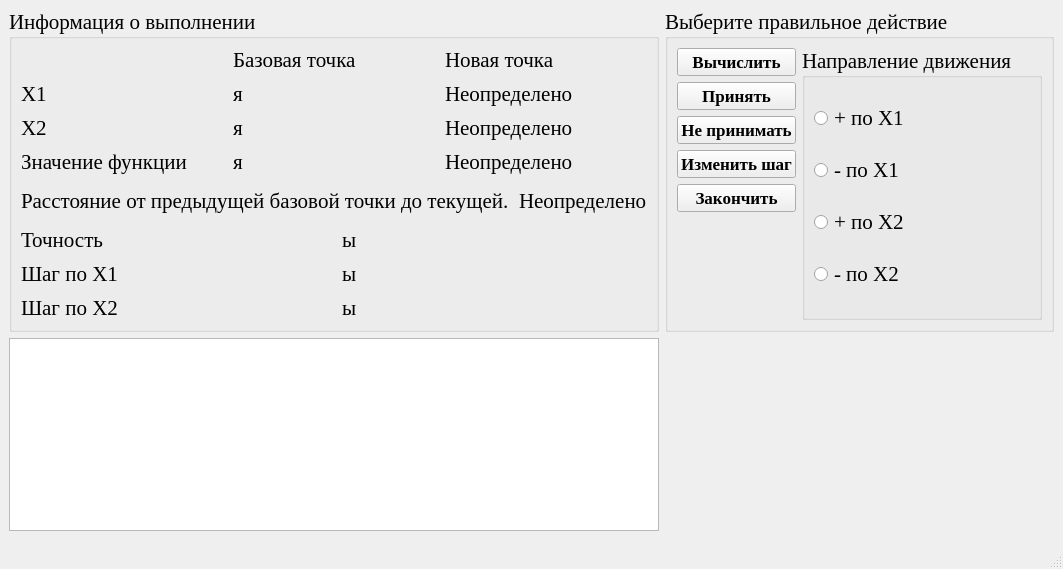
This is optimizationmethods/ui/CWdescent_fixwindow.ui in Eliminationzx/optimizationmethods as Qt 5 draws it before an edit. The edited form follows.
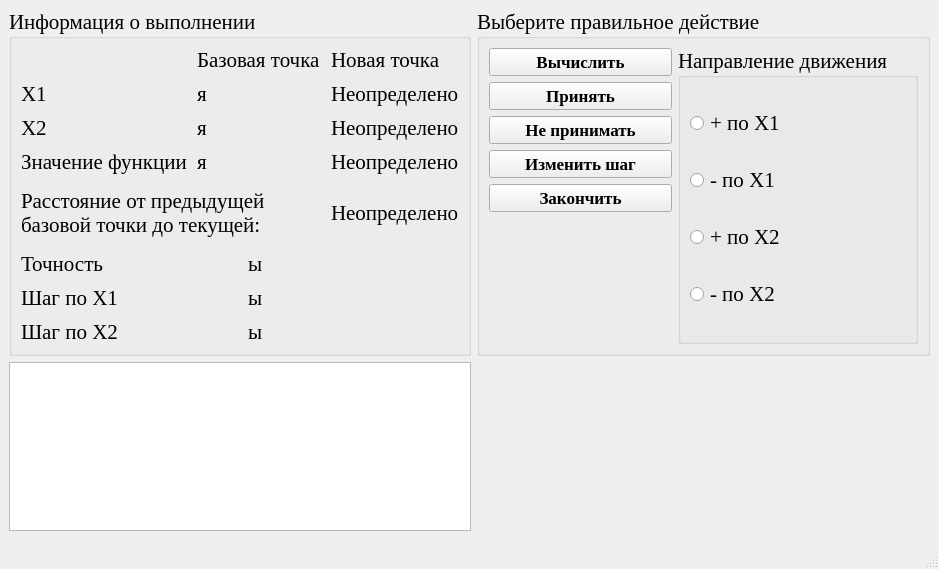
This is the edited form.

Commit message: Заменил лист на текст браузер для вывода логов.

What changed in the file:
```diff
--- a/optimizationmethods/ui/CWdescent_fixwindow.ui
+++ b/optimizationmethods/ui/CWdescent_fixwindow.ui
@@ -20,7 +20,7 @@
    <string>Покоординатный спуск с фиксированным шагом.</string>
   </property>
   <widget class="QWidget" name="centralwidget">
-   <layout class="QGridLayout" name="gridLayout_2" rowstretch="0,1" columnstretch="1,1">
+   <layout class="QGridLayout" name="gridLayout_2" columnstretch="1,1">
     <item row="0" column="0">
      <widget class="QGroupBox" name="groupBox_2">
       <property name="title">
@@ -148,14 +148,17 @@
         </layout>
        </item>
        <item>
-        <layout class="QHBoxLayout" name="horizontalLayout">
+        <layout class="QHBoxLayout" name="horizontalLayout" stretch="1,0">
          <property name="spacing">
           <number>10</number>
          </property>
          <item>
           <widget class="QLabel" name="label_4">
            <property name="text">
-            <string>Расстояние от предыдущей базовой точки до текущей.</string>
+            <string>Расстояние от предыдущей базовой точки до текущей:</string>
+           </property>
+           <property name="wordWrap">
+            <bool>true</bool>
            </property>
            <property name="textInteractionFlags">
             <set>Qt::LinksAccessibleByMouse|Qt::TextSelectableByMouse</set>
@@ -405,25 +408,7 @@
      </widget>
     </item>
     <item row="1" column="0">
-     <widget class="QListWidget" name="LogLstWd">
-      <property name="font">
-       <font>
-        <pointsize>12</pointsize>
-       </font>
-      </property>
-      <property name="editTriggers">
-       <set>QAbstractItemView::NoEditTriggers</set>
-      </property>
-      <property name="showDropIndicator" stdset="0">
-       <bool>false</bool>
-      </property>
-      <property name="selectionMode">
-       <enum>QAbstractItemView::NoSelection</enum>
-      </property>
-      <property name="selectionRectVisible">
-       <bool>true</bool>
-      </property>
-     </widget>
+     <widget class="QTextBrowser" name="LogTxtBrsr"/>
     </item>
    </layout>
   </widget>
```
The commit also changes 2 other files.
